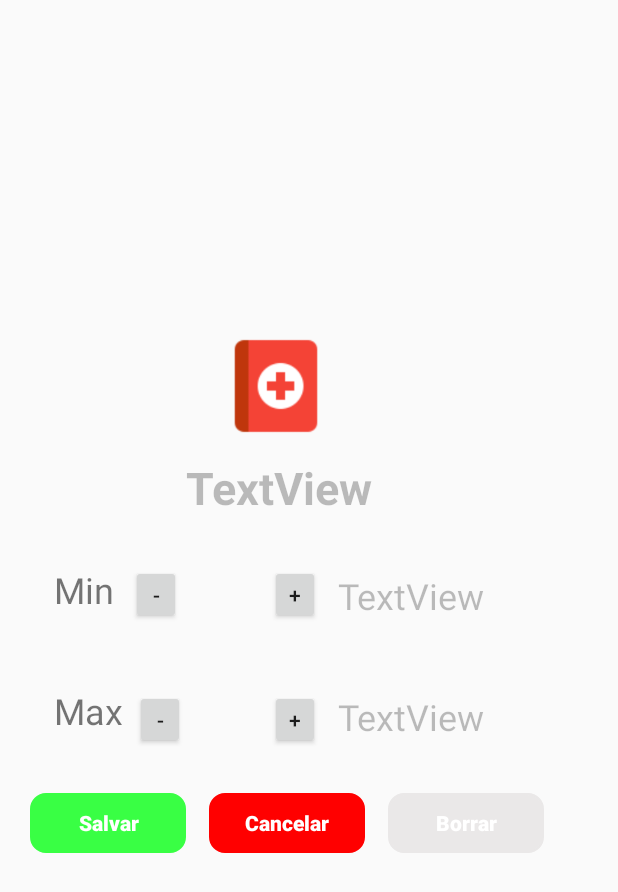
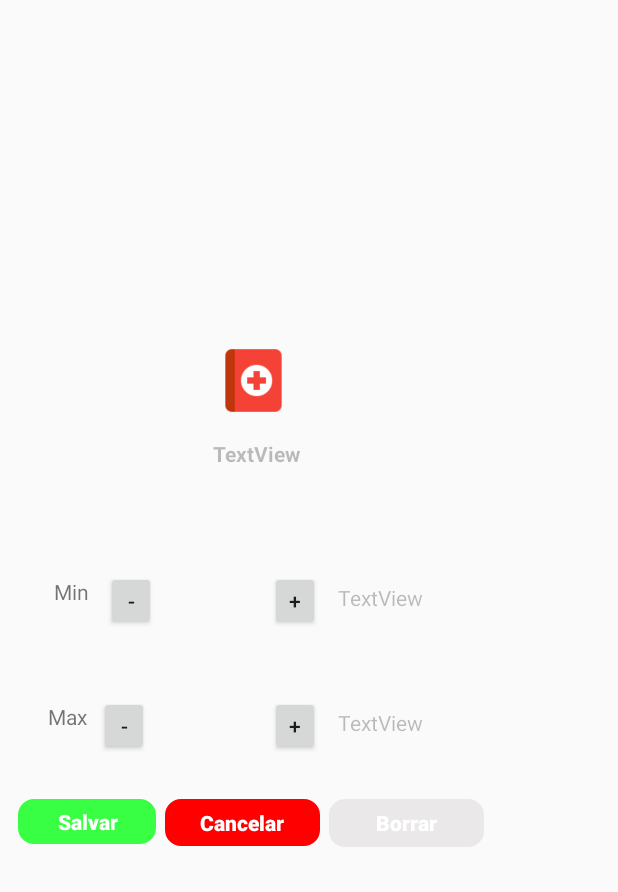
Before and after one commit to prasadkrn83/Serenidad, an Android app: the layout configure_habit.xml on its own in the app's theme, with its tools: preview values and no code run, on a phone screen of 412 x 824 dp. Shown: the top 892 px of the screen. Run offline under Robolectric (Android 15) with nearby library versions, the phone set to English and light mode, and no system bars.

Commit message:
Screen resolution

```diff
--- a/Serenidad/app/src/main/res/layout/configure_habit.xml
+++ b/Serenidad/app/src/main/res/layout/configure_habit.xml
@@ -10,9 +10,9 @@
 
     <Button
         android:id="@+id/buttonNext"
-        android:layout_width="104dp"
-        android:layout_height="40dp"
-        android:layout_marginStart="20dp"
+        android:layout_width="92dp"
+        android:layout_height="30dp"
+        android:layout_marginStart="12dp"
         android:layout_marginTop="324dp"
         android:background="@drawable/btn"
         android:backgroundTint="#39FF44"
@@ -25,9 +25,9 @@
 
     <Button
         android:id="@+id/buttonCancel"
-        android:layout_width="104dp"
-        android:layout_height="40dp"
-        android:layout_marginStart="15dp"
+        android:layout_width="103dp"
+        android:layout_height="31dp"
+        android:layout_marginStart="6dp"
         android:layout_marginTop="324dp"
         android:background="@drawable/btn"
         android:backgroundTint="#ff0000"
@@ -40,22 +40,23 @@
 
     <EditText
         android:id="@+id/textHabit"
-        android:layout_width="wrap_content"
-        android:layout_height="wrap_content"
-        android:layout_marginStart="124dp"
-        android:layout_marginTop="100dp"
+        android:layout_width="142dp"
+        android:layout_height="20dp"
+        android:layout_marginStart="100dp"
+        android:layout_marginTop="84dp"
+        android:background="@android:color/transparent"
         android:enabled="false"
         android:text="TextView"
-        android:textSize="30sp"
+        android:textAlignment="center"
+        android:textSize="14sp"
         android:textStyle="bold"
         app:layout_constraintStart_toStartOf="parent"
-        app:layout_constraintTop_toTopOf="parent"
-        android:background="@android:color/transparent" />
+        app:layout_constraintTop_toTopOf="parent" />
 
     <ImageView
         android:id="@+id/habitIcon"
-        android:layout_width="80dp"
-        android:layout_height="73dp"
+        android:layout_width="50dp"
+        android:layout_height="58dp"
         android:layout_marginStart="144dp"
         android:layout_marginTop="16dp"
         app:layout_constraintStart_toStartOf="parent"
@@ -67,9 +68,9 @@
         android:layout_width="wrap_content"
         android:layout_height="wrap_content"
         android:layout_marginStart="36dp"
-        android:layout_marginTop="172dp"
+        android:layout_marginTop="176dp"
         android:text="Min"
-        android:textSize="24sp"
+        android:textSize="14sp"
         app:layout_constraintStart_toStartOf="parent"
         app:layout_constraintTop_toTopOf="parent" />
 
@@ -118,11 +119,11 @@
         android:layout_width="wrap_content"
         android:layout_height="wrap_content"
         android:layout_marginStart="12dp"
-        android:layout_marginTop="176dp"
+        android:layout_marginTop="180dp"
         android:background="@android:color/transparent"
         android:enabled="false"
         android:text="TextView"
-        android:textSize="24sp"
+        android:textSize="14sp"
         app:layout_constraintStart_toEndOf="@+id/buttonPlusMin"
         app:layout_constraintTop_toTopOf="parent" />
 
@@ -130,9 +131,9 @@
         android:id="@+id/textMin"
         android:layout_width="wrap_content"
         android:layout_height="wrap_content"
-        android:layout_marginStart="20dp"
-        android:layout_marginTop="176dp"
-        android:textSize="24sp"
+        android:layout_marginStart="37dp"
+        android:layout_marginTop="186dp"
+        android:textSize="12sp"
         app:layout_constraintStart_toEndOf="@+id/buttonMinusMin"
         app:layout_constraintTop_toTopOf="parent" />
 
@@ -140,9 +141,9 @@
         android:id="@+id/textMax"
         android:layout_width="wrap_content"
         android:layout_height="wrap_content"
-        android:layout_marginStart="20dp"
-        android:layout_marginTop="50dp"
-        android:textSize="24sp"
+        android:layout_marginStart="37dp"
+        android:layout_marginTop="65dp"
+        android:textSize="12sp"
         app:layout_constraintStart_toEndOf="@+id/buttonMinusMax"
         app:layout_constraintTop_toBottomOf="@+id/textMin" />
 
@@ -151,11 +152,11 @@
         android:layout_width="wrap_content"
         android:layout_height="wrap_content"
         android:layout_marginStart="12dp"
-        android:layout_marginTop="48dp"
+        android:layout_marginTop="64dp"
         android:background="@android:color/transparent"
         android:enabled="false"
         android:text="TextView"
-        android:textSize="24sp"
+        android:textSize="14sp"
         app:layout_constraintStart_toEndOf="@+id/buttonPlusMax"
         app:layout_constraintTop_toBottomOf="@+id/textMinScale" />
 
@@ -163,18 +164,18 @@
         android:id="@+id/textView6"
         android:layout_width="wrap_content"
         android:layout_height="wrap_content"
-        android:layout_marginStart="36dp"
-        android:layout_marginTop="48dp"
+        android:layout_marginStart="32dp"
+        android:layout_marginTop="64dp"
         android:text="Max"
-        android:textSize="24sp"
+        android:textSize="14sp"
         app:layout_constraintStart_toStartOf="parent"
         app:layout_constraintTop_toBottomOf="@+id/textView3" />
 
     <Button
         android:id="@+id/buttonDelete"
-        android:layout_width="104dp"
-        android:layout_height="40dp"
-        android:layout_marginStart="15dp"
+        android:layout_width="103dp"
+        android:layout_height="32dp"
+        android:layout_marginStart="6dp"
         android:layout_marginTop="324dp"
         android:background="@drawable/btn"
         android:backgroundTint="@color/disabledDelete"
--- a/Serenidad/app/src/main/res/layout/list_new_habit_item.xml
+++ b/Serenidad/app/src/main/res/layout/list_new_habit_item.xml
@@ -6,8 +6,8 @@
 
     <ImageView
         android:id="@+id/habitIcon"
-        android:layout_width="62dp"
-        android:layout_height="53dp"
+        android:layout_width="53dp"
+        android:layout_height="38dp"
         android:layout_marginStart="45dp"
         android:layout_marginTop="40dp"
         app:layout_constraintStart_toStartOf="parent"
@@ -18,10 +18,10 @@
         android:id="@+id/textHabit"
         android:layout_width="wrap_content"
         android:layout_height="wrap_content"
-        android:layout_marginStart="24dp"
-        android:layout_marginTop="52dp"
+        android:layout_marginStart="16dp"
+        android:layout_marginTop="47dp"
         android:text="Habit"
-        android:textSize="24sp"
+        android:textSize="12sp"
         app:layout_constraintStart_toEndOf="@+id/habitIcon"
         app:layout_constraintTop_toTopOf="parent" />
 </android.support.constraint.ConstraintLayout>
```
